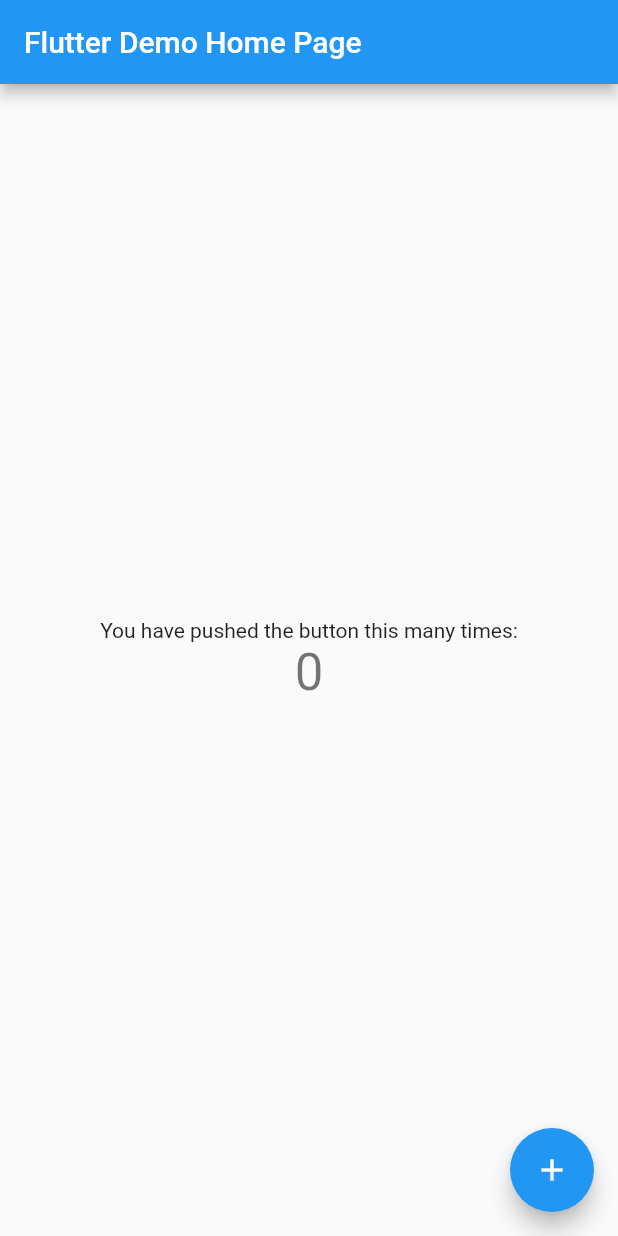
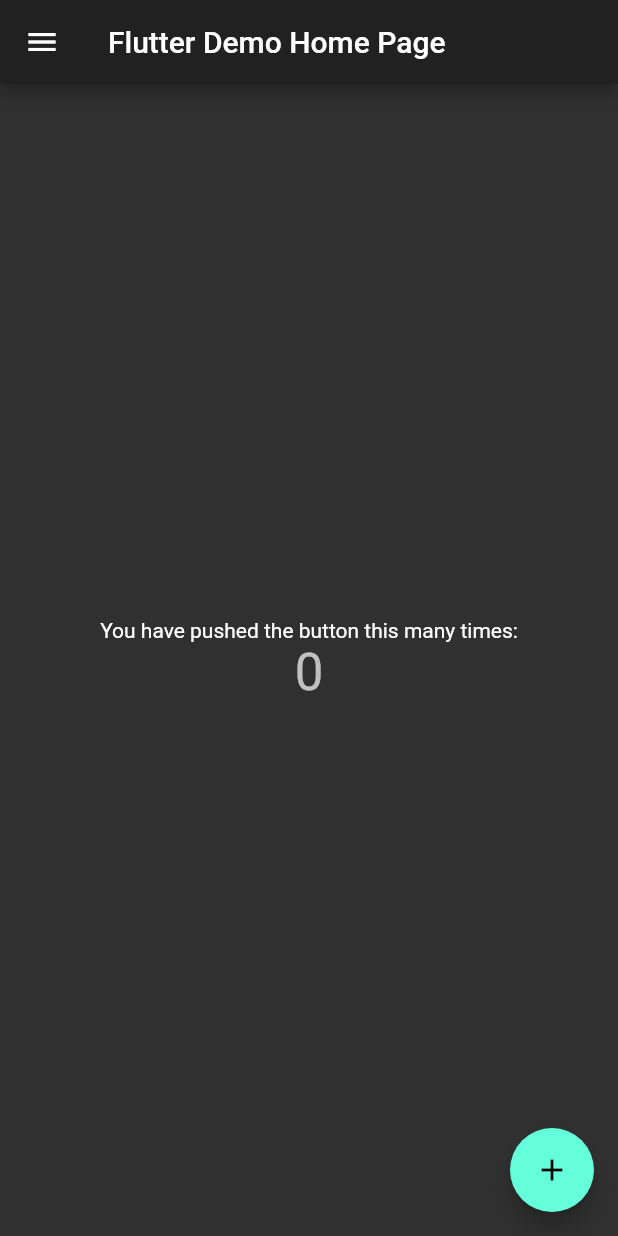
Before and after one commit to hngi/mobileforce-digital-receipt, a Flutter app: the screen it shows after launch, on a phone screen of 412 x 824 dp. Run offline on Flutter 3.47's test engine with Material 2 defaults, Android fonts, the phone set to English and light mode, and no system bars.

Commit message:
Create dark and light mode UI

```diff
--- /dev/null
+++ b/digital_receipt/lib/Provider/provider.dart
@@ -0,0 +1,17 @@
+import 'package:flutter/material.dart';
+
+
+
+class ThemeChanger with ChangeNotifier {
+  ThemeData _themeData;
+
+  ThemeChanger(this._themeData);
+
+  getThemeData() => _themeData;
+
+  setThemeData(ThemeData theme){
+    _themeData = theme;
+
+    notifyListeners();
+  }
+}
--- a/digital_receipt/lib/main.dart
+++ b/digital_receipt/lib/main.dart
@@ -1,4 +1,7 @@
 import 'package:flutter/material.dart';
+import 'package:provider/provider.dart';
+
+import 'Provider/provider.dart';
 
 void main() {
   runApp(MyApp());
@@ -8,40 +11,29 @@ class MyApp extends StatelessWidget {
   // This widget is the root of your application.
   @override
   Widget build(BuildContext context) {
+    return ChangeNotifierProvider<ThemeChanger>(
+        create: (_) => ThemeChanger(ThemeData.dark()),
+          child: MaterialAppWithTheme(),
+    );
+  }
+}
+
+class MaterialAppWithTheme extends StatelessWidget {
+
+  @override
+  Widget build(BuildContext context) {
+        final _theme = Provider.of<ThemeChanger>(context);
     return MaterialApp(
-      title: 'Flutter Demo',
-      theme: ThemeData(
-        // This is the theme of your application.
-        //
-        // Try running your application with "flutter run". You'll see the
-        // application has a blue toolbar. Then, without quitting the app, try
-        // changing the primarySwatch below to Colors.green and then invoke
-        // "hot reload" (press "r" in the console where you ran "flutter run",
-        // or simply save your changes to "hot reload" in a Flutter IDE).
-        // Notice that the counter didn't reset back to zero; the application
-        // is not restarted.
-        primarySwatch: Colors.blue,
-        // This makes the visual density adapt to the platform that you run
-        // the app on. For desktop platforms, the controls will be smaller and
-        // closer together (more dense) than on mobile platforms.
-        visualDensity: VisualDensity.adaptivePlatformDensity,
-      ),
-      home: MyHomePage(title: 'Flutter Demo Home Page'),
-    );
+
+        theme: _theme.getThemeData(),
+        home: MyHomePage(title: 'Flutter Demo Home Page'),
+      );
   }
 }
 
 class MyHomePage extends StatefulWidget {
   MyHomePage({Key key, this.title}) : super(key: key);
 
-  // This widget is the home page of your application. It is stateful, meaning
-  // that it has a State object (defined below) that contains fields that affect
-  // how it looks.
-
-  // This class is the configuration for the state. It holds the values (in this
-  // case the title) provided by the parent (in this case the App widget) and
-  // used by the build method of the State. Fields in a Widget subclass are
-  // always marked "final".
 
   final String title;
 
@@ -51,50 +43,51 @@ class MyHomePage extends StatefulWidget {
 
 class _MyHomePageState extends State<MyHomePage> {
   int _counter = 0;
+  bool _themeToggleFlag = true;
 
   void _incrementCounter() {
     setState(() {
-      // This call to setState tells the Flutter framework that something has
-      // changed in this State, which causes it to rerun the build method below
-      // so that the display can reflect the updated values. If we changed
-      // _counter without calling setState(), then the build method would not be
-      // called again, and so nothing would appear to happen.
       _counter++;
     });
   }
 
   @override
   Widget build(BuildContext context) {
-    // This method is rerun every time setState is called, for instance as done
-    // by the _incrementCounter method above.
-    //
-    // The Flutter framework has been optimized to make rerunning build methods
-    // fast, so that you can just rebuild anything that needs updating rather
-    // than having to individually change instances of widgets.
+    final _theme = Provider.of<ThemeChanger>(context);
+
+  _changeTheme(){
+        setState((){
+          _themeToggleFlag = !_themeToggleFlag;
+          });
+          if(_themeToggleFlag){
+        _theme.setThemeData(ThemeData.dark());
+          }
+          else{
+        _theme.setThemeData(ThemeData.light());
+          }
+
+    }
     return Scaffold(
       appBar: AppBar(
-        // Here we take the value from the MyHomePage object that was created by
-        // the App.build method, and use it to set our appbar title.
         title: Text(widget.title),
       ),
+      drawer: Drawer(
+        child: ListView(
+          children: <Widget>[
+            ListTile(
+              title: _themeToggleFlag ? Text('Dark mode') : Text('Light mode'),
+              trailing: Switch(
+                value: _themeToggleFlag,
+                onChanged: (_) => _changeTheme(),
+            ),
+            ),
+        ],
+        )
+      ),
       body: Center(
-        // Center is a layout widget. It takes a single child and positions it
-        // in the middle of the parent.
+
         child: Column(
-          // Column is also a layout widget. It takes a list of children and
-          // arranges them vertically. By default, it sizes itself to fit its
-          // children horizontally, and tries to be as tall as its parent.
-          //
-          // Invoke "debug painting" (press "p" in the console, choose the
-          // "Toggle Debug Paint" action from the Flutter Inspector in Android
-          // Studio, or the "Toggle Debug Paint" command in Visual Studio Code)
-          // to see the wireframe for each widget.
-          //
-          // Column has various properties to control how it sizes itself and
-          // how it positions its children. Here we use mainAxisAlignment to
-          // center the children vertically; the main axis here is the vertical
-          // axis because Columns are vertical (the cross axis would be
-          // horizontal).
+
           mainAxisAlignment: MainAxisAlignment.center,
           children: <Widget>[
             Text(
--- a/digital_receipt/pubspec.yaml
+++ b/digital_receipt/pubspec.yaml
@@ -23,6 +23,7 @@ environment:
 dependencies:
   flutter:
     sdk: flutter
+  provider: ^4.1.3
 
 
   # The following adds the Cupertino Icons font to your application.
@@ -32,6 +33,7 @@ dependencies:
 dev_dependencies:
   flutter_test:
     sdk: flutter
+
 
 # For information on the generic Dart part of this file, see the
 # following page: https://dart.dev/tools/pub/pubspec
```
Also changed, not shown: digital_receipt/pubspec.lock.
